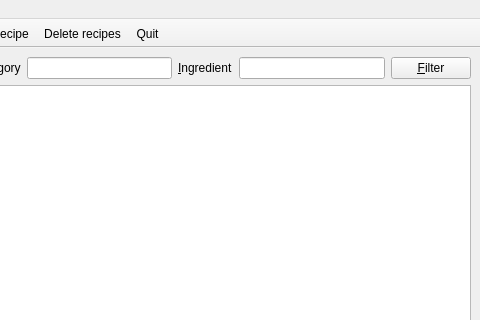
Above: anymeal/main_window.ui from wedesoft/anymeal before the change; both pictures show x 320 to 800 and y 0 to 320 of the 800 by 600 pixel window. Below: the same form after it.
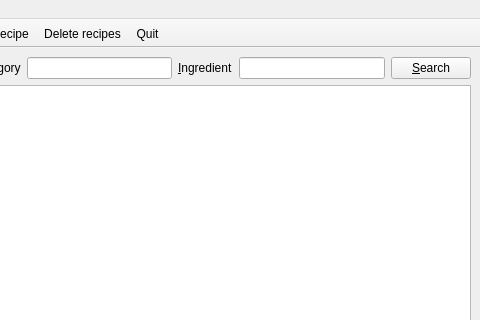
That is the form after the change. Icons and pictures are not drawn.

Commit message: Add search icon

Patch:
```diff
--- a/anymeal/main_window.ui
+++ b/anymeal/main_window.ui
@@ -70,7 +70,11 @@
       <item>
        <widget class="QPushButton" name="filter_button">
         <property name="text">
-         <string>&amp;Filter</string>
+         <string>&amp;Search</string>
+        </property>
+        <property name="icon">
+         <iconset resource="anymeal.qrc">
+          <normaloff>:/images/search.svg</normaloff>:/images/search.svg</iconset>
         </property>
        </widget>
       </item>
```
The commit also changes 4 other files.
